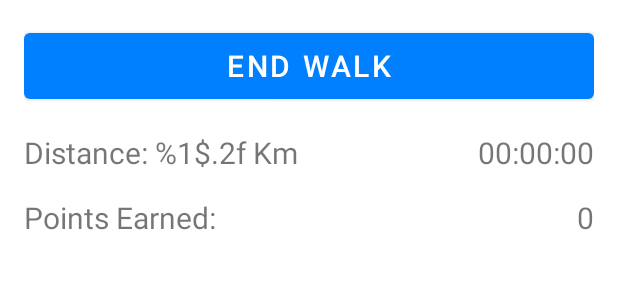
After one commit to alexsilva9913/DogWalkingBuddy_projetoCM, an Android app: the layout activity_trail_bottom_sheet.xml on its own in the app's theme, with its tools: preview values and no code run, on a phone screen of 412 x 824 dp. The commit adds this screen. Shown: the top 300 px of the screen. Run offline under Robolectric (Android 15) with nearby library versions, the phone set to English and light mode, and no system bars.

Commit message:
feat(walk-tracking) - implement walk tracking and points

```diff
--- a/app/src/main/java/pt/ie/dogwalkingbuddy/MenuPrincipal.kt
+++ b/app/src/main/java/pt/ie/dogwalkingbuddy/MenuPrincipal.kt
@@ -34,8 +34,8 @@ class MenuPrincipal : AppCompatActivity() {
         }
         val walk = findViewById<FloatingActionButton>(R.id.fabwalk)
         walk.setOnClickListener{
-           // val intent = Intent(this, /*Walk*/::class.java)
-           // startActivity(intent)
+            val intent = Intent(this, TrailActivity::class.java)
+            startActivity(intent)
         }
 
     }
--- /dev/null
+++ b/app/src/main/res/drawable/ic_baseline_add_location_24.xml
@@ -0,0 +1,5 @@
+<vector android:height="24dp" android:tint="#FFFFFF"
+    android:viewportHeight="24" android:viewportWidth="24"
+    android:width="24dp" xmlns:android="http://schemas.android.com/apk/res/android">
+    <path android:fillColor="@android:color/white" android:pathData="M12,2C8.14,2 5,5.14 5,9c0,5.25 7,13 7,13s7,-7.75 7,-13c0,-3.86 -3.14,-7 -7,-7zM16,10h-3v3h-2v-3L8,10L8,8h3L11,5h2v3h3v2z"/>
+</vector>
--- /dev/null
+++ b/app/src/main/res/layout/activity_trail_bottom_sheet.xml
@@ -0,0 +1,64 @@
+<?xml version="1.0" encoding="utf-8"?>
+<androidx.constraintlayout.widget.ConstraintLayout
+    xmlns:android="http://schemas.android.com/apk/res/android"
+    xmlns:app="http://schemas.android.com/apk/res-auto"
+    xmlns:tools="http://schemas.android.com/tools"
+    android:id="@+id/current_trail_info_pane"
+    android:layout_width="match_parent"
+    android:layout_height="180dp"
+    android:padding="16dp"
+    android:background="@color/white"
+    app:behavior_hideable="false"
+    app:behavior_peekHeight="180dp"
+    app:layout_behavior="com.google.android.material.bottomsheet.BottomSheetBehavior">
+    <Button
+        android:id="@+id/end_walk_btn"
+        android:layout_width="match_parent"
+        android:layout_height="56dp"
+        android:text="@string/end_walk_btn_label"
+        android:textSize="20sp"
+        app:layout_constraintEnd_toEndOf="parent"
+        app:layout_constraintStart_toStartOf="parent"
+        app:layout_constraintTop_toTopOf="parent" />
+
+    <com.google.android.material.textview.MaterialTextView
+        android:id="@+id/trail_walked_distance"
+        android:layout_width="wrap_content"
+        android:layout_height="wrap_content"
+        android:layout_marginTop="16dp"
+        android:text="@string/trail_walked_distance_label"
+        android:textSize="20sp"
+        app:layout_constraintStart_toStartOf="parent"
+        app:layout_constraintTop_toBottomOf="@+id/end_walk_btn" />
+
+    <com.google.android.material.textview.MaterialTextView
+        android:id="@+id/trail_time_elapsed"
+        android:layout_width="wrap_content"
+        android:layout_height="wrap_content"
+        android:layout_marginTop="16dp"
+        android:textSize="20sp"
+        app:layout_constraintEnd_toEndOf="parent"
+        app:layout_constraintTop_toBottomOf="@+id/end_walk_btn"
+        android:text="@string/trail_time_elapsed_label" />
+
+    <com.google.android.material.textview.MaterialTextView
+        android:id="@+id/trail_points_earned_label"
+        android:layout_width="wrap_content"
+        android:layout_height="wrap_content"
+        android:layout_marginTop="16dp"
+        android:textSize="20sp"
+        app:layout_constraintStart_toStartOf="parent"
+        app:layout_constraintTop_toBottomOf="@id/trail_walked_distance"
+        android:text="@string/trail_points_earned_label" />
+
+    <com.google.android.material.textview.MaterialTextView
+        android:id="@+id/trail_points_earned"
+        android:layout_width="wrap_content"
+        android:layout_height="wrap_content"
+        android:layout_marginTop="16dp"
+        android:text="@string/trail_points_earned_value_label"
+        android:textSize="20sp"
+        app:layout_constraintEnd_toEndOf="parent"
+        app:layout_constraintTop_toBottomOf="@+id/trail_time_elapsed" />
+
+</androidx.constraintlayout.widget.ConstraintLayout>
--- a/app/src/main/res/values/strings.xml
+++ b/app/src/main/res/values/strings.xml
@@ -1,4 +1,16 @@
 <resources>
     <string name="app_name">DogWalkingBuddy</string>
+    <string name="hello_blank_fragment">Hello blank fragment</string>
+    <string name="start_dog_walk">Start</string>
+    <string name="tracking_walk_notification_label">Tracking your walk</string>
+    <string name="end_walk_btn_label">End Walk</string>
+    <string name="trail_walked_distance_label">Distance: %1$.2f Km</string>
+    <string name="trail_time_elapsed_label">00:00:00</string>
+    <string name="trail_points_earned_label">Points Earned:</string>
+    <string name="trail_points_earned_value_label">0</string>
+    <string name="end_walk_confirm_dialog">End tracking</string>
+    <string name="end_walk_confirm_dialog_desc">Are you sure you want to end the walk?</string>
+    <string name="confirm_label">Confirm</string>
+    <string name="cancel_label">Cancel</string>
     <string name="login">Username</string>
 </resources>
--- /dev/null
+++ b/app/src/main/res/values/values.xml
@@ -0,0 +1,4 @@
+<?xml version="1.0" encoding="utf-8"?>
+<resources>
+    <string name="maps_api_key">AIzaSyCOpCWfh0FwfREahvxDIl7o4aY7PgNdsT8</string>
+</resources>
--- a/build.gradle
+++ b/build.gradle
@@ -9,7 +9,6 @@ buildscript {
         classpath "com.android.tools.build:gradle:4.1.1"
         classpath "org.jetbrains.kotlin:kotlin-gradle-plugin:$kotlin_version"
         classpath 'com.google.gms:google-services:4.3.8'
-
         // NOTE: Do not place your application dependencies here; they belong
         // in the individual module build.gradle files
     }
@@ -19,6 +18,7 @@ allprojects {
     repositories {
         google()
         jcenter()
+        maven { url "https://jitpack.io" }
     }
 }
 
```
Also changed, not shown: app/build.gradle (+20 -9 lines), app/src/main/AndroidManifest.xml (+19 -7 lines), app/src/main/java/pt/ie/dogwalkingbuddy/MainMenu.kt (deleted, +0 -11 lines), app/src/main/java/pt/ie/dogwalkingbuddy/TrailActivity.kt (added, +229 -0 lines), app/src/main/java/pt/ie/dogwalkingbuddy/other/Constants.kt (added, +21 -0 lines), app/src/main/java/pt/ie/dogwalkingbuddy/other/TrackingUtility.kt (added, +66 -0 lines), app/src/main/java/pt/ie/dogwalkingbuddy/services/TrackingService.kt (added, +237 -0 lines), app/src/main/res/layout/activity_main_menu.xml (deleted, +0 -9 lines), app/src/main/res/layout/activity_trail.xml (added, +26 -0 lines).
